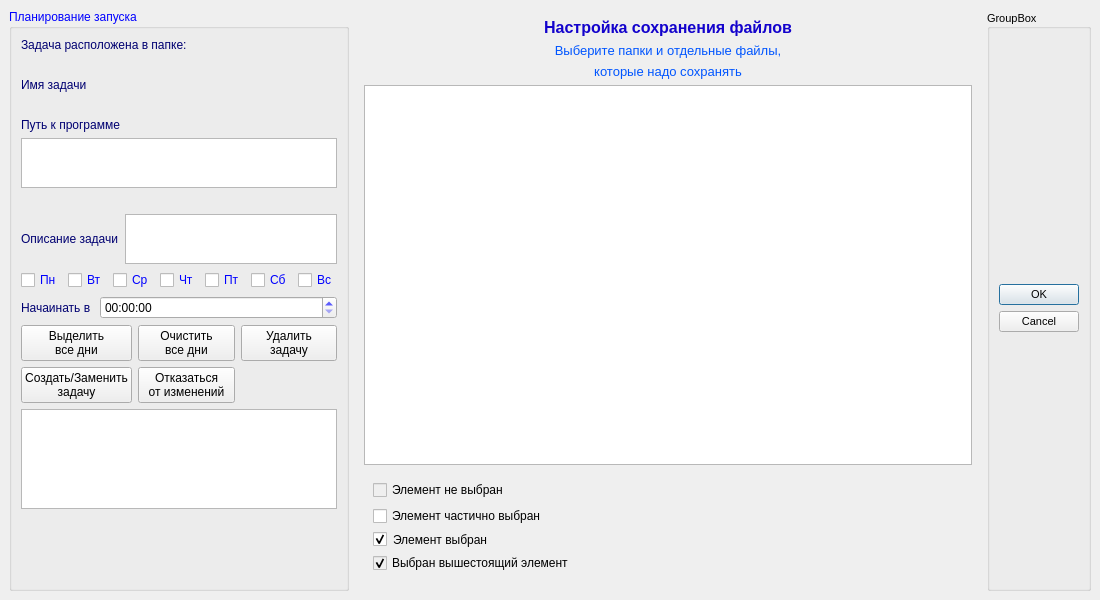
First picture: the form in save_setup.ui, repository LeonidBolshakov/Save, before the edit.
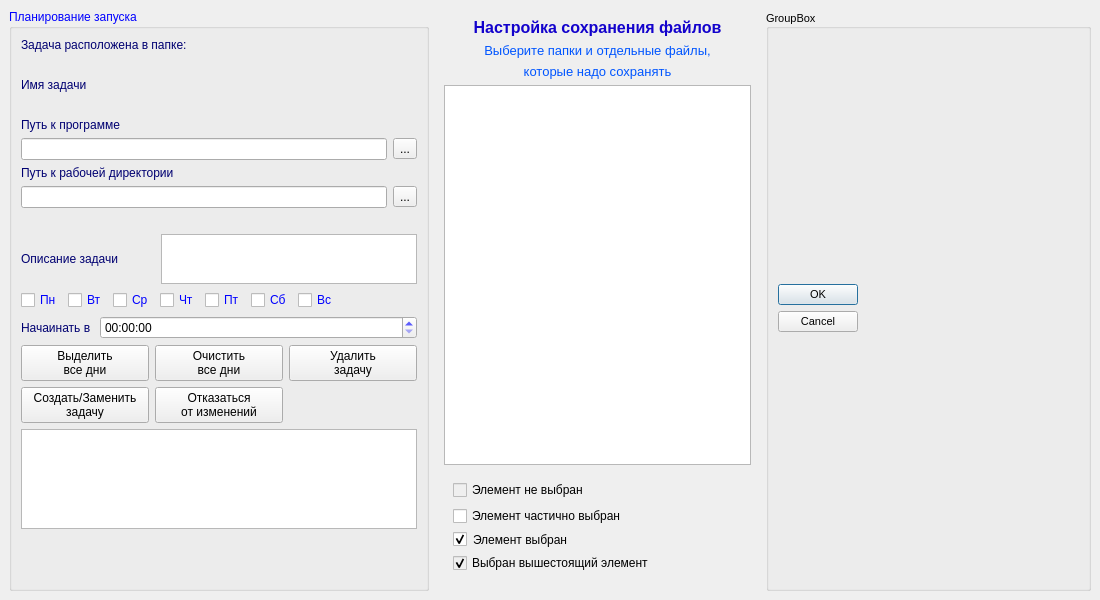
Second picture: the form after the edit.

What changed in the file:
```diff
--- a/save_setup.ui
+++ b/save_setup.ui
@@ -14,7 +14,7 @@
    <string>MainWindow</string>
   </property>
   <widget class="QWidget" name="centralwidget">
-   <layout class="QHBoxLayout" name="horizontalLayout" stretch="1,3,0">
+   <layout class="QHBoxLayout" name="horizontalLayout_5">
     <item>
      <widget class="QGroupBox" name="groupBoxLeft">
       <property name="maximumSize">
@@ -220,15 +220,85 @@
         </widget>
        </item>
        <item>
-        <widget class="QPlainTextEdit" name="textEdit_program_path">
-         <property name="maximumSize">
-          <size>
-           <width>16777215</width>
-           <height>50</height>
-          </size>
+        <layout class="QHBoxLayout" name="horizontalLayout_6">
+         <item>
+          <widget class="QLineEdit" name="lineEdit_path_programm">
+           <property name="readOnly">
+            <bool>true</bool>
+           </property>
+          </widget>
+         </item>
+         <item>
+          <widget class="QToolButton" name="toolButton_path_programm">
+           <property name="text">
+            <string>...</string>
+           </property>
+          </widget>
+         </item>
+        </layout>
+       </item>
+       <item>
+        <widget class="QLabel" name="label_9">
+         <property name="palette">
+          <palette>
+           <active>
+            <colorrole role="WindowText">
+             <brush brushstyle="SolidPattern">
+              <color alpha="255">
+               <red>0</red>
+               <green>0</green>
+               <blue>113</blue>
+              </color>
+             </brush>
+            </colorrole>
+           </active>
+           <inactive>
+            <colorrole role="WindowText">
+             <brush brushstyle="SolidPattern">
+              <color alpha="255">
+               <red>0</red>
+               <green>0</green>
+               <blue>113</blue>
+              </color>
+             </brush>
+            </colorrole>
+           </inactive>
+           <disabled>
+            <colorrole role="WindowText">
+             <brush brushstyle="SolidPattern">
+              <color alpha="255">
+               <red>120</red>
+               <green>120</green>
+               <blue>120</blue>
+              </color>
+             </brush>
+            </colorrole>
+           </disabled>
+          </palette>
+         </property>
+         <property name="text">
+          <string>Путь к рабочей директории</string>
          </property>
         </widget>
        </item>
+       <item>
+        <layout class="QHBoxLayout" name="horizontalLayout_7">
+         <item>
+          <widget class="QLineEdit" name="lineEdit_path_work_directory">
+           <property name="readOnly">
+            <bool>true</bool>
+           </property>
+          </widget>
+         </item>
+         <item>
+          <widget class="QToolButton" name="toolButton_work_directory">
+           <property name="text">
+            <string>...</string>
+           </property>
+          </widget>
+         </item>
+        </layout>
+       </item>
        <item>
         <widget class="QLabel" name="label_program_path">
          <property name="maximumSize">
```
